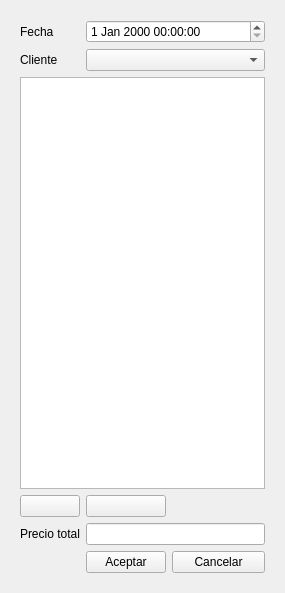
Old version of the form ui/formularioVentas.ui in the repository EmmanuelPaiva/sistema-informatico.
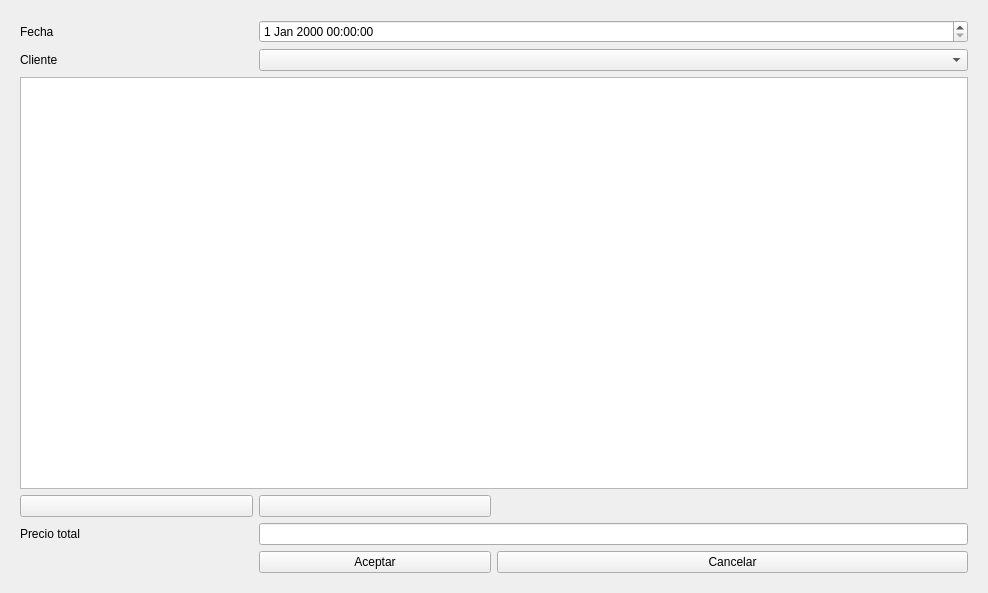
New version of the form. Icons and pictures are not drawn.

Diff of the .ui file:
```diff
--- a/ui/formularioVentas.ui
+++ b/ui/formularioVentas.ui
@@ -6,7 +6,7 @@
    <rect>
     <x>0</x>
     <y>0</y>
-    <width>285</width>
+    <width>988</width>
     <height>593</height>
    </rect>
   </property>
```
